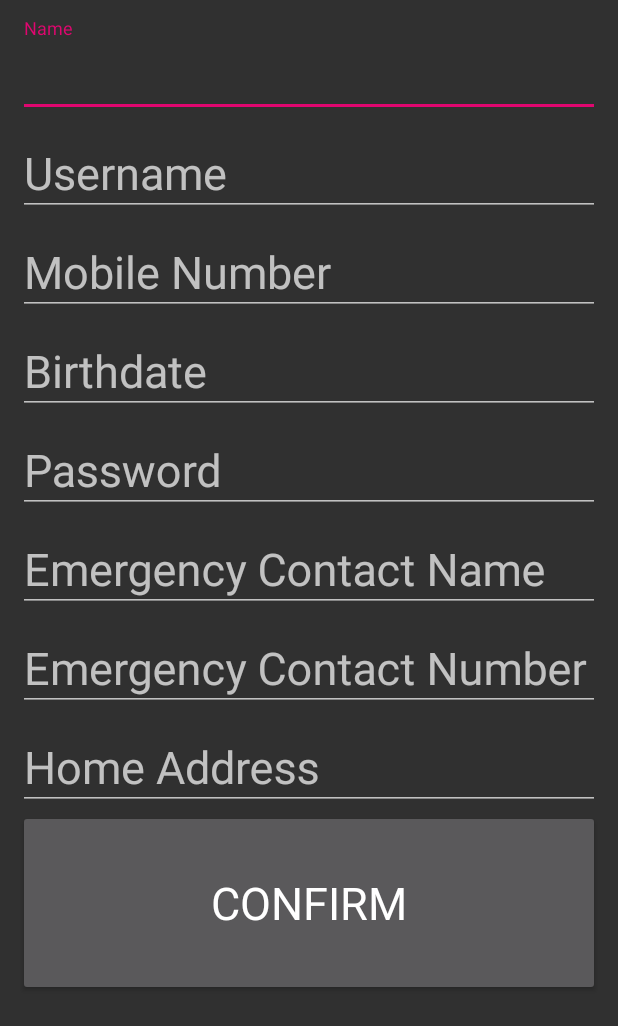
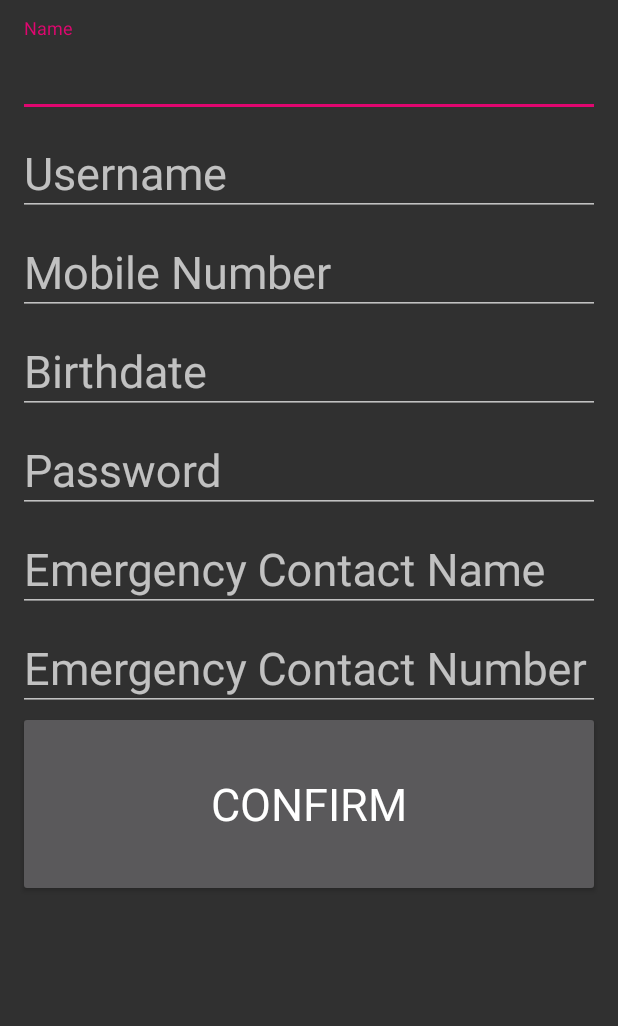
Before and after one commit to COMP30022-Russia/Russia_Client, an Android app: the layout fragment_register_form.xml on its own in the app's theme, with its tools: preview values and no code run, on a phone screen of 412 x 824 dp. Shown: the top 1026 px of the screen. Run offline under Robolectric (Android 15) with nearby library versions, the phone set to English and light mode, and no system bars.

Commit message:
Remove address from registration (#138)

```diff
--- a/app/src/main/java/com/comp30022/team_russia/assist/features/assoc/models/UserProfileDto.java
+++ b/app/src/main/java/com/comp30022/team_russia/assist/features/assoc/models/UserProfileDto.java
@@ -42,5 +42,4 @@ public class UserProfileDto {
      * Emergency Contact person name.
      */
     String emergencyContactName;
-    String address;
 }
--- a/app/src/main/java/com/comp30022/team_russia/assist/features/assoc/models/UserResponseDto.kt
+++ b/app/src/main/java/com/comp30022/team_russia/assist/features/assoc/models/UserResponseDto.kt
@@ -8,7 +8,6 @@ data class UserResponseDto (
     var username: String? = null,
     var type: String? = null,
     var mobileNumber: String? = null,
-    var address: String? = null,
     var emergencyContactName: String? = null,
     var emergencyContactNumber: String? = null,
     var DOB: String? = null
--- a/app/src/main/java/com/comp30022/team_russia/assist/features/assoc/services/UserServiceImpl.java
+++ b/app/src/main/java/com/comp30022/team_russia/assist/features/assoc/services/UserServiceImpl.java
@@ -207,8 +207,7 @@ public class UserServiceImpl implements UserService {
                                 userData.getMobileNumber(),
                                 userData.getDOB(),
                                 userData.getEmergencyContactName(),
-                                userData.getEmergencyContactNumber(),
-                                userData.getAddress()
+                                userData.getEmergencyContactNumber()
                             )));
 
                         } else {
--- a/app/src/main/java/com/comp30022/team_russia/assist/features/login/models/LoginResultDto.kt
+++ b/app/src/main/java/com/comp30022/team_russia/assist/features/login/models/LoginResultDto.kt
@@ -12,6 +12,5 @@ data class LoginResultDto (
     @SerializedName("DOB")
     val dateOfBirth: String,
     val emergencyContactName: String?,
-    val emergencyContactNumber: String?,
-    val address: String?
+    val emergencyContactNumber: String?
 )
--- a/app/src/main/java/com/comp30022/team_russia/assist/features/login/services/AuthServiceImpl.java
+++ b/app/src/main/java/com/comp30022/team_russia/assist/features/login/services/AuthServiceImpl.java
@@ -144,8 +144,7 @@ public class AuthServiceImpl implements AuthService {
                                     body.getMobileNumber(),
                                     body.getDateOfBirth(),
                                     body.getEmergencyContactName(),
-                                    body.getEmergencyContactNumber(),
-                                    body.getAddress()
+                                    body.getEmergencyContactNumber()
                                 );
                             } else {
                                 AuthServiceImpl.this.currentUser = new Carer(
@@ -208,8 +207,7 @@ public class AuthServiceImpl implements AuthService {
                                     body.getMobileNumber(),
                                     body.getDateOfBirth(),
                                     body.getEmergencyContactName(),
-                                    body.getEmergencyContactNumber(),
-                                    body.getAddress()
+                                    body.getEmergencyContactNumber()
                                 );
                             } else {
                                 AuthServiceImpl.this.currentUser = new Carer(
--- a/app/src/main/java/com/comp30022/team_russia/assist/features/login/ui/RegisterFormFragment.java
+++ b/app/src/main/java/com/comp30022/team_russia/assist/features/login/ui/RegisterFormFragment.java
@@ -77,7 +77,7 @@ public class RegisterFormFragment extends BaseFragment implements Injectable {
         super.onViewCreated(view, savedInstanceState);
 
         /* Last edit text line to automatically confirm when pressing done */
-        EditText lastEditText = view.findViewById(isAp ? R.id.edtHomeAddress : R.id.edtPassword);
+        EditText lastEditText = view.findViewById(isAp ? R.id.edtEmNumber : R.id.edtPassword);
         lastEditText.setImeOptions(EditorInfo.IME_ACTION_DONE);
 
         lastEditText.setOnEditorActionListener((v, actionId, event) -> {
--- a/app/src/main/res/layout/fragment_register_form.xml
+++ b/app/src/main/res/layout/fragment_register_form.xml
@@ -146,23 +146,6 @@
                         app:error='@{safeUnbox(viewModel.isEmergencyNumberValid) || viewModel.emergencyNumber == "" ? null : "Emergency contact number is missing"}' />
                 </android.support.design.widget.TextInputLayout>
 
-                <android.support.design.widget.TextInputLayout
-                        android:layout_width="match_parent"
-                        android:layout_height="wrap_content"
-                        android:hint="Home Address">
-                    <EditText
-                        android:id="@+id/edtHomeAddress"
-                        style="@style/textSize"
-                        android:layout_width="match_parent"
-                        android:layout_height="55dp"
-                        android:layout_weight="1"
-                        android:ems="10"
-                        android:inputType="textCapWords|textNoSuggestions"
-                        android:text="@={viewModel.homeAddress}"
-                        android:visibility="@{safeUnbox(viewModel.isAp) ? View.VISIBLE : View.GONE}"
-                        app:error='@{safeUnbox(viewModel.isHomeAddressValid) || viewModel.homeAddress == "" ? null : "Address is missing"}' />
-                </android.support.design.widget.TextInputLayout>
-
                 <Button
                     android:id="@+id/btnConfirm"
                     style="@style/textSize"
```
Also changed, not shown: app/src/main/java/com/comp30022/team_russia/assist/features/login/models/AssistedPerson.java (+2 -13 lines), app/src/main/java/com/comp30022/team_russia/assist/features/login/models/RegistrationDto.java (+1 -7 lines), app/src/main/java/com/comp30022/team_russia/assist/features/login/vm/RegisterFormViewModel.java (+2 -20 lines).
